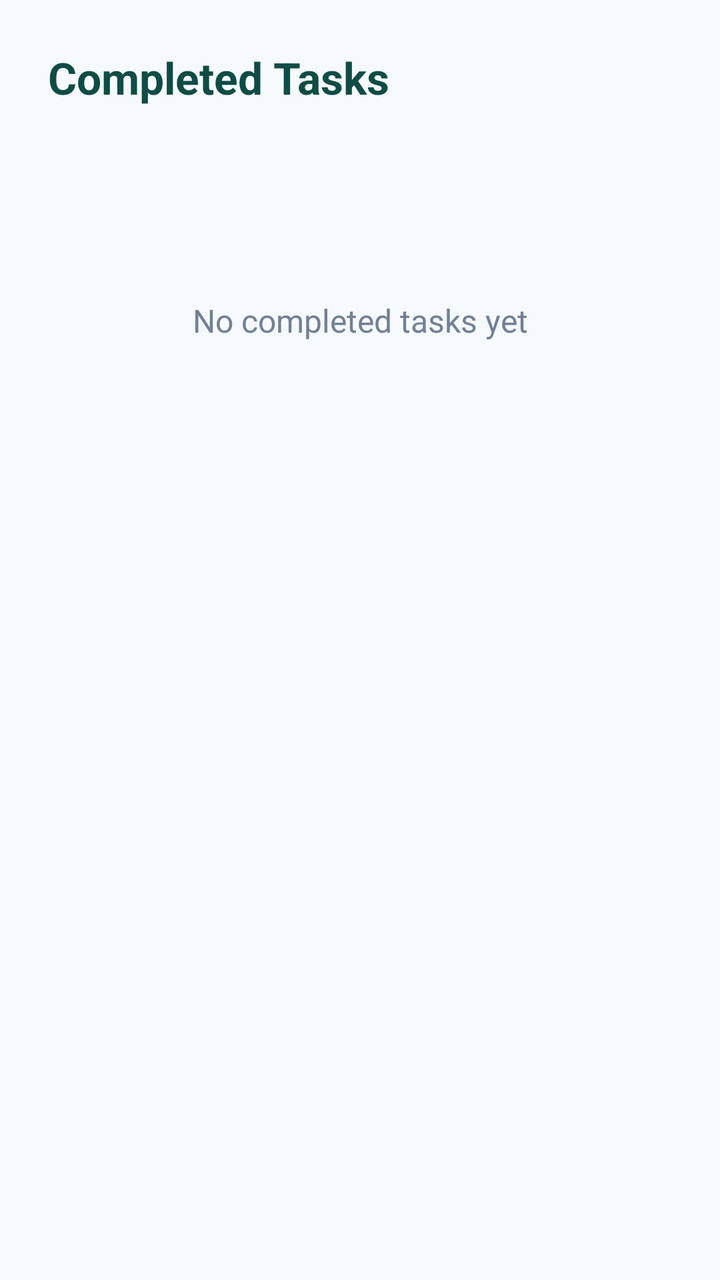
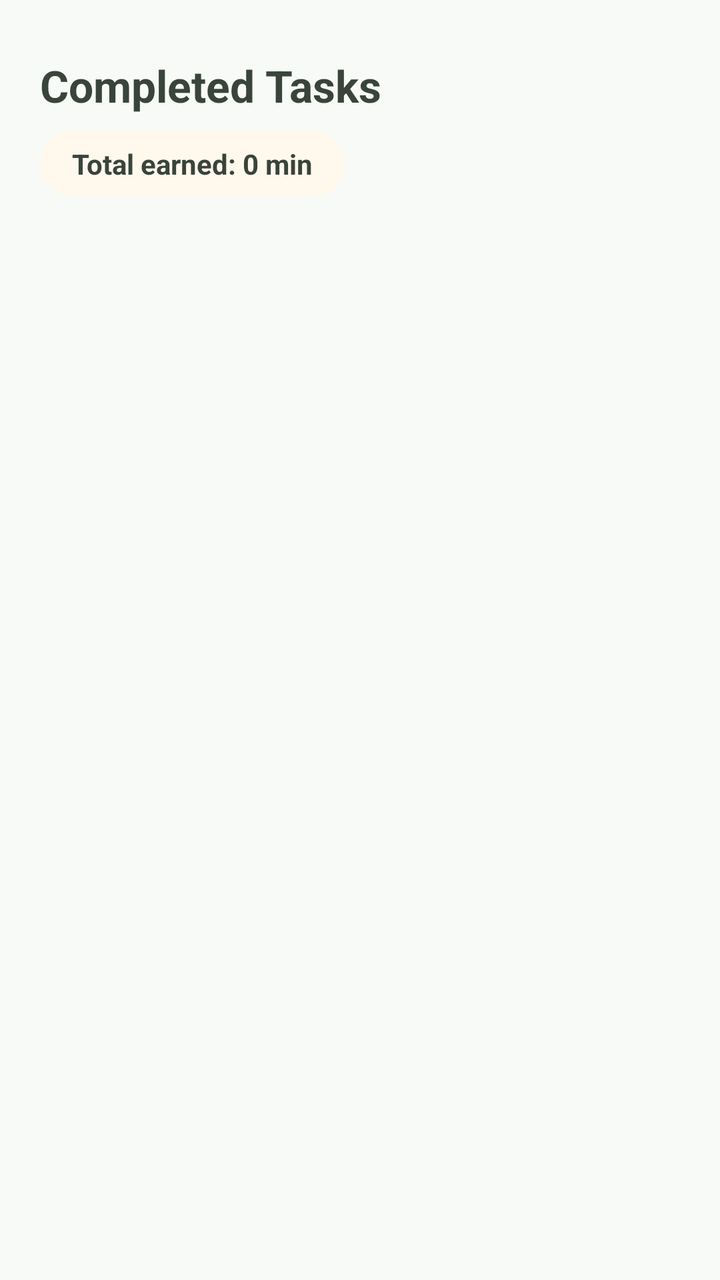

Screens rendered from an Android XML layout before and after an edit, with the pre-edit source and the edit as a unified diff.
<!-- AndroidManifest.xml: application theme Theme.Minty -->
<!-- res/layout/activity_history.xml -->
<?xml version="1.0" encoding="utf-8"?>
<LinearLayout
    xmlns:android="http://schemas.android.com/apk/res/android"
    xmlns:tools="http://schemas.android.com/tools"
    android:layout_width="match_parent"
    android:layout_height="match_parent"
    android:orientation="vertical"
    android:padding="24dp"
    android:background="#F7FAFC"
    tools:context=".HistoryActivity">

    
    <TextView
        android:id="@+id/tvHistoryTitle"
        android:layout_width="wrap_content"
        android:layout_height="wrap_content"
        android:text="@string/title_completed_tasks"
        android:textSize="22sp"
        android:textStyle="bold"
        android:textColor="@color/mint_dark"
        android:layout_marginBottom="32dp" />

    
    <TextView
        android:id="@+id/tvPlaceholder"
        android:layout_width="match_parent"
        android:layout_height="wrap_content"
        android:text="@string/placeholder_no_tasks"
        android:textSize="16sp"
        android:textColor="#718096"
        android:gravity="center"
        android:layout_marginTop="64dp" />

</LinearLayout>
<!-- resources referenced by this layout -->
<resources>
  <color name="mint_dark">#0F4C45</color>
  <string name="placeholder_no_tasks">No completed tasks yet</string>
  <string name="title_completed_tasks">Completed Tasks</string>
  <style name="Theme.Minty" parent="Theme.MaterialComponents.DayNight.DarkActionBar">
          
          <item name="colorPrimary">@color/mint_primary</item>
          <item name="colorPrimaryVariant">@color/mint_primary_variant</item>
          <item name="colorOnPrimary">@color/white</item>
          
          <item name="colorSecondary">@color/mint_accent</item>
          <item name="colorSecondaryVariant">@color/mint_accent</item>
          <item name="colorOnSecondary">@color/black</item>
          
          <item name="android:statusBarColor">?attr/colorPrimaryVariant</item>
      </style>
  <color name="mint_primary">#2EC4B6</color>
  <color name="mint_primary_variant">#20A495</color>
  <color name="white">#FFFFFFFF</color>
  <color name="mint_accent">#FF9F1C</color>
  <color name="black">#FF000000</color>
</resources>

<!-- the commit's change to res/layout/activity_history.xml (unified diff, before → after) -->
@@ -5,8 +5,8 @@
     android:layout_width="match_parent"
     android:layout_height="match_parent"
     android:orientation="vertical"
-    android:padding="24dp"
-    android:background="#F7FAFC"
+    android:padding="20dp"
+    android:background="@color/background"
     tools:context=".HistoryActivity">
 
     
@@ -17,18 +17,66 @@
         android:text="@string/title_completed_tasks"
         android:textSize="22sp"
         android:textStyle="bold"
-        android:textColor="@color/mint_dark"
-        android:layout_marginBottom="32dp" />
+        android:textColor="@color/text_dark"
+        android:layout_marginTop="8dp"
+        android:layout_marginBottom="8dp" />
 
     
     <TextView
-        android:id="@+id/tvPlaceholder"
+        android:id="@+id/tvTotalEarned"
+        android:layout_width="wrap_content"
+        android:layout_height="wrap_content"
+        android:text="Total earned: 0 min"
+        android:textSize="14sp"
+        android:textStyle="bold"
+        android:textColor="@color/text_dark"
+        android:background="@drawable/bg_chip_cream"
+        android:paddingHorizontal="16dp"
+        android:paddingVertical="7dp"
+        android:layout_marginBottom="20dp" />
+
+    
+    <FrameLayout
         android:layout_width="match_parent"
-        android:layout_height="wrap_content"
-        android:text="@string/placeholder_no_tasks"
-        android:textSize="16sp"
-        android:textColor="#718096"
-        android:gravity="center"
-        android:layout_marginTop="64dp" />
+        android:layout_height="0dp"
+        android:layout_weight="1">
+
+        
+        <ListView
+            android:id="@+id/lvCompletedTasks"
+            android:layout_width="match_parent"
+            android:layout_height="match_parent"
+            android:clipToPadding="false"
+            android:divider="@android:color/transparent"
+            android:dividerHeight="0dp" />
+
+        
+        <LinearLayout
+            android:id="@+id/tvEmptyHistory"
+            android:layout_width="match_parent"
+            android:layout_height="match_parent"
+            android:orientation="vertical"
+            android:gravity="center"
+            android:visibility="gone">
+
+            <ImageView
+                android:layout_width="100dp"
+                android:layout_height="100dp"
+                android:src="@drawable/mascot_minty"
+                android:scaleType="fitCenter"
+                android:contentDescription="Minty the mascot"
+                android:layout_marginBottom="12dp" />
+
+            <TextView
+                android:layout_width="wrap_content"
+                android:layout_height="wrap_content"
+                android:text="@string/placeholder_no_tasks"
+                android:textSize="15sp"
+                android:textStyle="bold"
+                android:textColor="@color/text_muted"
+                android:gravity="center" />
+        </LinearLayout>
+
+    </FrameLayout>
 
 </LinearLayout>
<!-- resource entries referenced after the edit -->
@@ -1,24 +1,35 @@
 <!-- resources referenced by this layout -->
 <resources>
-  <color name="mint_dark">#0F4C45</color>
+  <color name="background">#F7FAF6</color>
+  <color name="text_dark">#39443B</color>
+  <color name="text_muted">#6C7D6F</color>
+  <!-- drawable bg_chip_cream (drawable) -->
+  <?xml version="1.0" encoding="utf-8"?>
+  <shape xmlns:android="http://schemas.android.com/apk/res/android">
+      <solid android:color="@color/cream" />
+      <corners android:radius="50dp" />
+  </shape>
+  <!-- drawable mascot_minty: png bitmap (drawable, 232068 bytes) -->
   <string name="placeholder_no_tasks">No completed tasks yet</string>
   <string name="title_completed_tasks">Completed Tasks</string>
   <style name="Theme.Minty" parent="Theme.MaterialComponents.DayNight.DarkActionBar">
           
-          <item name="colorPrimary">@color/mint_primary</item>
-          <item name="colorPrimaryVariant">@color/mint_primary_variant</item>
+          <item name="colorPrimary">@color/leaf</item>
+          <item name="colorPrimaryVariant">@color/leaf_dark</item>
           <item name="colorOnPrimary">@color/white</item>
           
-          <item name="colorSecondary">@color/mint_accent</item>
-          <item name="colorSecondaryVariant">@color/mint_accent</item>
-          <item name="colorOnSecondary">@color/black</item>
+          <item name="colorSecondary">@color/star_yellow</item>
+          <item name="colorSecondaryVariant">@color/star_yellow</item>
+          <item name="colorOnSecondary">@color/text_dark</item>
           
-          <item name="android:statusBarColor">?attr/colorPrimaryVariant</item>
+          <item name="android:statusBarColor">@color/leaf_dark</item>
+          
+          <item name="android:windowBackground">@color/background</item>
       </style>
-  <color name="mint_primary">#2EC4B6</color>
-  <color name="mint_primary_variant">#20A495</color>
+  <color name="cream">#FFF8EC</color>
+  <color name="leaf">#A8C3A0</color>
+  <color name="leaf_dark">#5B7C59</color>
   <color name="white">#FFFFFFFF</color>
-  <color name="mint_accent">#FF9F1C</color>
-  <color name="black">#FF000000</color>
+  <color name="star_yellow">#F4E6A5</color>
 </resources>
 
